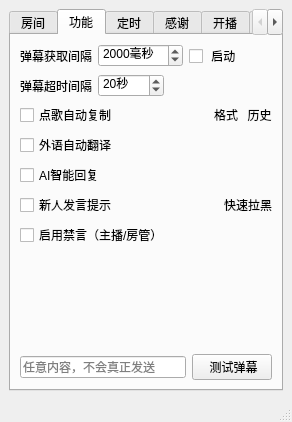
Before: the Qt Designer form mainwindow.ui in iwxyi/Bilibili-MagicalDanmaku, drawn with Qt 5.
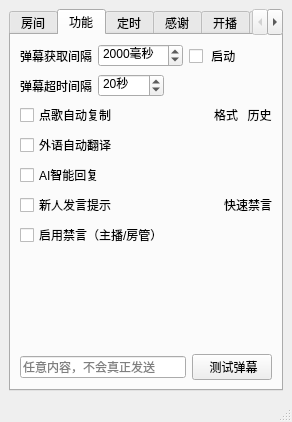
After: the same form once the commit is applied. The open tabs and pages were chosen to show the change.

Commit message: 优化自动禁言通知间隔

```diff
--- a/mainwindow.ui
+++ b/mainwindow.ui
@@ -324,7 +324,7 @@
 }</string>
             </property>
             <property name="text">
-             <string>快速拉黑</string>
+             <string>快速禁言</string>
             </property>
            </widget>
           </item>
```
Left out of the diff: 2 changed lines with no effect on the pictures. The commit also changes 1 other file.
